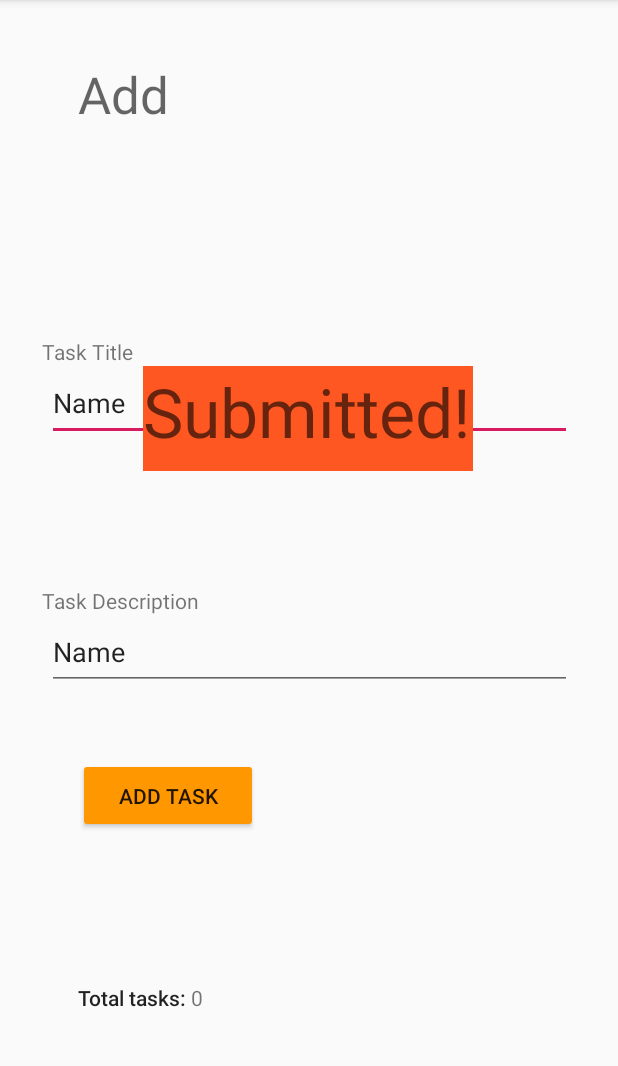
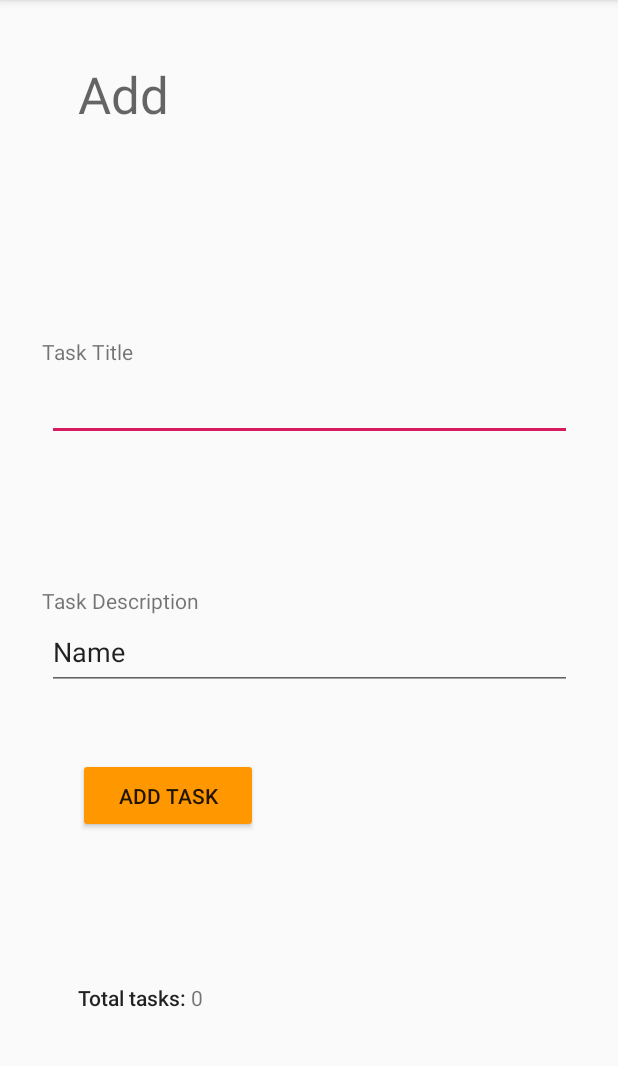
Before and after one commit to lucasjwilber/taskmaster, an Android app: the AddTaskActivity screen opened directly, with no data from a screen before it, after a tap on "ADD TASK", on a phone screen of 412 x 824 dp, the part 84-1150 px from its top. Run offline under Robolectric (Android 15) with nearby library versions, the phone set to English and light mode, and no system bars.

Commit message:
added animation for when 'add task' is clicked

```diff
--- a/app/src/main/java/com/example/taskmaster/AddTaskActivity.java
+++ b/app/src/main/java/com/example/taskmaster/AddTaskActivity.java
@@ -2,6 +2,8 @@ package com.example.taskmaster;
 
 import androidx.appcompat.app.AppCompatActivity;
 
+import android.animation.Animator;
+import android.animation.AnimatorListenerAdapter;
 import android.content.Intent;
 import android.os.Bundle;
 import android.view.View;
@@ -13,8 +15,19 @@ public class AddTaskActivity extends AppCompatActivity {
         super.onCreate(savedInstanceState);
         setContentView(R.layout.activity_add_task);
     }
+    //thanks to https://developer.android.com/training/animation/reveal-or-hide-view
     public void addTaskButtonClicked(View v) {
-        View submitMessage = findViewById(R.id.submitMessage);
+        final View submitMessage = findViewById(R.id.submitMessage);
         submitMessage.setVisibility(View.VISIBLE);
+        submitMessage.animate()
+                .alpha(0.0f)
+                .setDuration(1000)
+                .setListener(new AnimatorListenerAdapter() {
+                    @Override
+                    public void onAnimationEnd(Animator animation) {
+                        submitMessage.setVisibility(View.INVISIBLE);
+                        submitMessage.setAlpha(1.0f);
+                    }
+                });
     }
 }
--- a/app/src/main/res/layout/activity_add_task.xml
+++ b/app/src/main/res/layout/activity_add_task.xml
@@ -26,7 +26,6 @@
         android:layout_marginBottom="30dp"
         android:ems="10"
         android:inputType="textPersonName"
-        android:text="Name"
         app:layout_constraintBottom_toTopOf="@+id/editText2"
         app:layout_constraintEnd_toEndOf="parent"
         app:layout_constraintHorizontal_bias="0.508"
```
